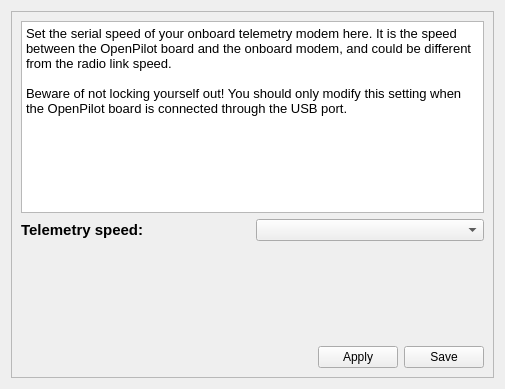
First picture: the form in ground/openpilotgcs/src/plugins/config/pro_hw_settings.ui, repository openpilot/OpenPilot, before the edit.
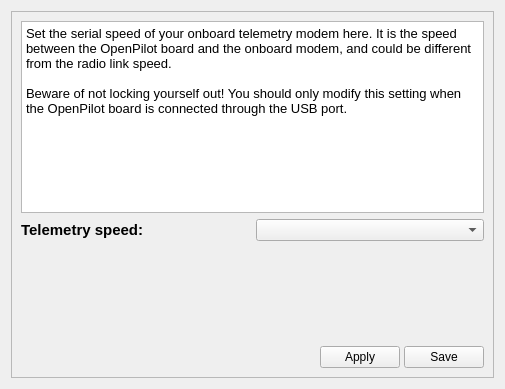
Second picture: the form after the edit.

```diff
--- a/ground/openpilotgcs/src/plugins/config/pro_hw_settings.ui
+++ b/ground/openpilotgcs/src/plugins/config/pro_hw_settings.ui
@@ -76,6 +76,9 @@
       </item>
       <item>
        <layout class="QHBoxLayout" name="horizontalLayout_2">
+        <property name="spacing">
+         <number>4</number>
+        </property>
         <item>
          <spacer name="horizontalSpacer">
           <property name="orientation">
```
Left out of the diff: 4 changed lines with no effect on the pictures.
